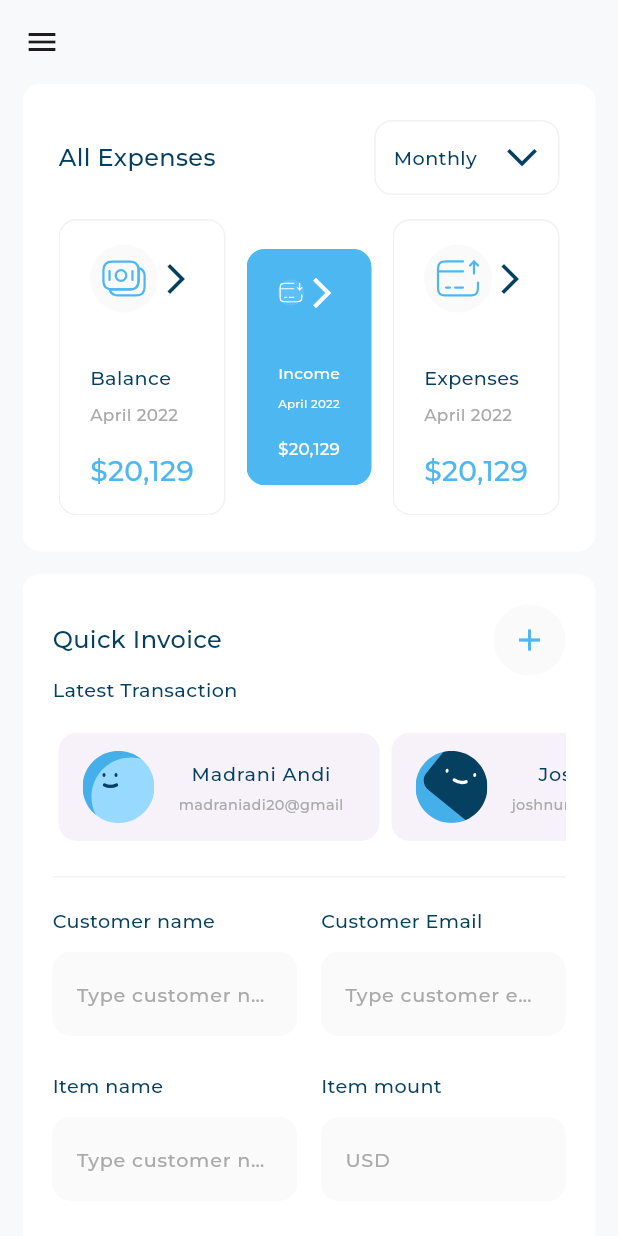
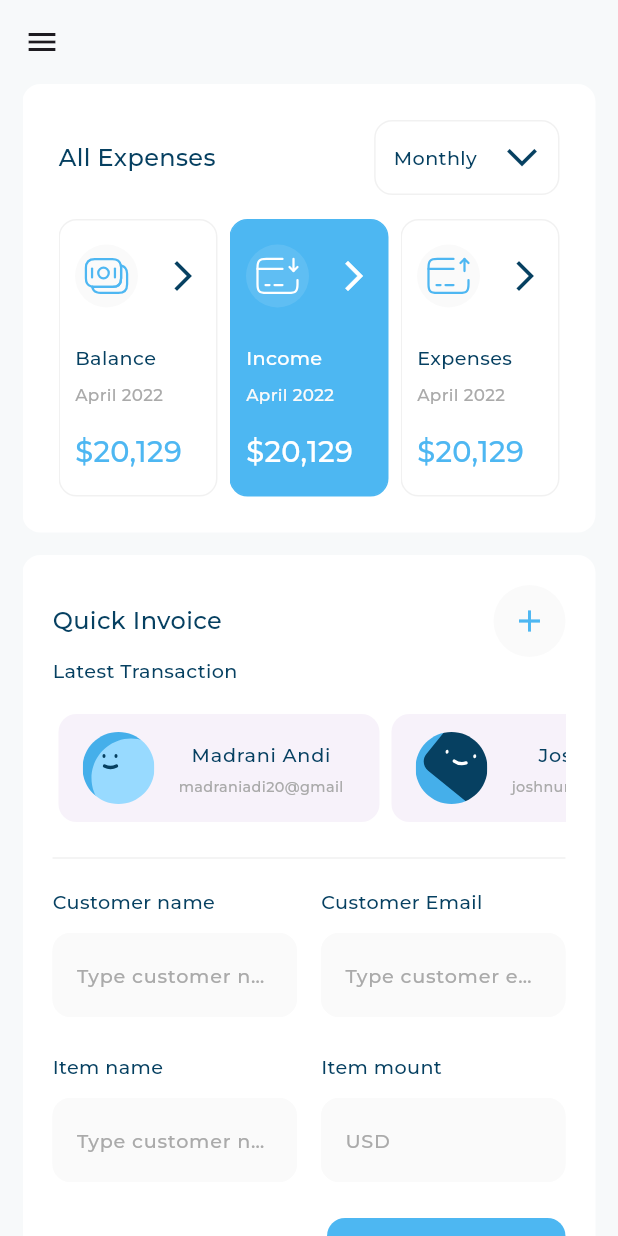
Before and after one commit to amgadelmarghny/responsive_dash_board, a Flutter app: the screen it shows after launch, after a tap on "Income", on a phone screen of 412 x 824 dp. Run offline on Flutter 3.47's test engine with Material 3 defaults, Android fonts, the phone set to English and light mode, and no system bars; our stand-ins replace device_preview, expandable_page_view, fl_chart, flutter_svg, smooth_page_indicator; project files that could hold a hidden picture were left out.

Commit message:
finsh dash bord responsive ui

```diff
--- a/lib/main.dart
+++ b/lib/main.dart
@@ -1,9 +1,14 @@
+import 'package:device_preview/device_preview.dart';
 import 'package:flutter/material.dart';
 import 'package:responsive_dash_board/utils/size_config.dart';
 import 'views/dash_board_view.dart';
 
 void main() {
-  runApp(const ResponsiveDashBoard());
+  runApp(DevicePreview(
+      enabled: true,
+      builder: (context) {
+        return const ResponsiveDashBoard();
+      }));
 }
 
 class ResponsiveDashBoard extends StatelessWidget {
@@ -12,9 +17,11 @@ class ResponsiveDashBoard extends StatelessWidget {
   @override
   Widget build(BuildContext context) {
     SizeConfigs.int(context);
-    return const MaterialApp(
+    return MaterialApp(
+      locale: DevicePreview.locale(context),
+      builder: DevicePreview.appBuilder,
       debugShowCheckedModeBanner: false,
-      home: DashBoardView(),
+      home: const DashBoardView(),
     );
   }
 }
--- a/lib/widgets/active_and_inactive_all_expenses.dart
+++ b/lib/widgets/active_and_inactive_all_expenses.dart
@@ -1,6 +1,7 @@
 import 'package:flutter/material.dart';
 import 'package:responsive_dash_board/models/all_expenses_item_model.dart';
 import 'package:responsive_dash_board/utils/app_style.dart';
+import 'package:responsive_dash_board/utils/size_config.dart';
 import 'package:responsive_dash_board/widgets/all_expenses_item_header.dart';
 
 class InActiveAllExpensesItem extends StatelessWidget {
@@ -13,8 +14,12 @@ class InActiveAllExpensesItem extends StatelessWidget {
 
   @override
   Widget build(BuildContext context) {
+    double width = MediaQuery.sizeOf(context).width;
+    bool isMobileLayout = width < SizeConfigs.tabletSizeWidth;
+
     return Container(
-      padding: const EdgeInsets.symmetric(horizontal: 20, vertical: 16),
+      padding: EdgeInsets.symmetric(
+          horizontal: isMobileLayout ? 10 : 20, vertical: 16),
       decoration: ShapeDecoration(
         color: Colors.white,
         shape: RoundedRectangleBorder(
@@ -28,8 +33,8 @@ class InActiveAllExpensesItem extends StatelessWidget {
           AllExpensesItemHeader(
             image: itemModel.image,
           ),
-          const SizedBox(
-            height: 34,
+          SizedBox(
+            height: isMobileLayout ? 24 : 34,
           ),
           FittedBox(
             fit: BoxFit.scaleDown,
@@ -74,8 +79,12 @@ class ActiveAllExpensesItem extends StatelessWidget {
 
   @override
   Widget build(BuildContext context) {
+    double width = MediaQuery.sizeOf(context).width;
+    bool isMobileLayout = width < SizeConfigs.tabletSizeWidth;
+
     return Container(
-      padding: const EdgeInsets.symmetric(horizontal: 20, vertical: 16),
+      padding: EdgeInsets.symmetric(
+          horizontal: isMobileLayout ? 10 : 20, vertical: 16),
       decoration: ShapeDecoration(
         color: const Color(0xFF4DB7F2),
         shape: RoundedRectangleBorder(
@@ -91,8 +100,8 @@ class ActiveAllExpensesItem extends StatelessWidget {
             imageColor: Colors.white,
             image: itemModel.image,
           ),
-          const SizedBox(
-            height: 34,
+          SizedBox(
+            height: isMobileLayout ? 24 : 34,
           ),
           FittedBox(
             fit: BoxFit.scaleDown,
--- a/lib/widgets/all_expenses_item_header.dart
+++ b/lib/widgets/all_expenses_item_header.dart
@@ -34,9 +34,11 @@ class AllExpensesItemHeader extends StatelessWidget {
             ),
           ),
         ),
-        Icon(
-          Icons.arrow_forward_ios_outlined,
-          color: imageColor == null ? const Color(0xFF064061) : Colors.white,
+        Flexible(
+          child: Icon(
+            Icons.arrow_forward_ios_outlined,
+            color: imageColor == null ? const Color(0xFF064061) : Colors.white,
+          ),
         )
       ],
     );
--- a/lib/widgets/all_expenses_item_list_builder.dart
+++ b/lib/widgets/all_expenses_item_list_builder.dart
@@ -38,27 +38,47 @@ class _AllExpensesItemListBuilderState
   @override
   Widget build(BuildContext context) {
     return Row(
-      children: List.generate(
-        _allExpensesItems.length,
-        (index) {
-          return Expanded(
+      children: [
+        Expanded(
           child: InkWell(
             onTap: () {
-                onTap(index);
+              onTap(0);
             },
-              child: Padding(
-                padding: index == 1
-                    ? const EdgeInsetsDirectional.symmetric(horizontal: 14)
-                    : EdgeInsets.zero,
             child: AllExpensesItem(
-                  itemModel: _allExpensesItems[index],
-                  isSelected: isSelected == index,
+              itemModel: _allExpensesItems[0],
+              isSelected: isSelected == 0,
             ),
           ),
         ),
-          );
+        const SizedBox(
+          width: 8,
+        ),
+        Expanded(
+          child: InkWell(
+            onTap: () {
+              onTap(1);
             },
+            child: AllExpensesItem(
+              itemModel: _allExpensesItems[1],
+              isSelected: isSelected == 1,
             ),
+          ),
+        ),
+        const SizedBox(
+          width: 8,
+        ),
+        Expanded(
+          child: InkWell(
+            onTap: () {
+              onTap(2);
+            },
+            child: AllExpensesItem(
+              itemModel: _allExpensesItems[2],
+              isSelected: isSelected == 2,
+            ),
+          ),
+        ),
+      ],
     );
   }
 
--- a/lib/widgets/income_chart_with_details.dart
+++ b/lib/widgets/income_chart_with_details.dart
@@ -26,7 +26,7 @@ class _IncomeChartWithDetailsState extends State<IncomeChartWithDetails> {
       PieChartSectionData(
         color: const Color(0xff4EB7F2),
         value: 25,
-        titlePositionPercentageOffset: activeChartIndex == 1 ? 2.3 : null,
+        titlePositionPercentageOffset: activeChartIndex == 1 ? 2.45 : null,
         title: activeChartIndex == 1 ? 'Design product' : '25%',
         titleStyle: AppStyles.styleMedium16(context)
             .copyWith(color: activeChartIndex == 1 ? null : Colors.white),
@@ -44,7 +44,7 @@ class _IncomeChartWithDetailsState extends State<IncomeChartWithDetails> {
       PieChartSectionData(
         color: const Color(0xffE2DECD),
         value: 22,
-        titlePositionPercentageOffset: activeChartIndex == 3 ? 1.4 : null,
+        titlePositionPercentageOffset: activeChartIndex == 3 ? 1.5 : null,
         title: activeChartIndex == 3 ? 'Other' : '22%',
         titleStyle: AppStyles.styleMedium16(context)
             .copyWith(color: activeChartIndex == 3 ? null : Colors.white),
--- a/lib/widgets/income_section_body.dart
+++ b/lib/widgets/income_section_body.dart
@@ -12,7 +12,7 @@ class IncomeSectionBody extends StatelessWidget {
   @override
   Widget build(BuildContext context) {
     final double width = MediaQuery.sizeOf(context).width;
-    return width >= SizeConfigs.desktopSizeWidth && width < 1750
+    return width >= SizeConfigs.desktopSizeWidth && width <= 1800
         ? const Expanded(
             child: Padding(
               padding: EdgeInsets.all(16),
--- a/pubspec.yaml
+++ b/pubspec.yaml
@@ -2,7 +2,7 @@ name: responsive_dash_board
 description: "A new Flutter project."
 # The following line prevents the package from being accidentally published to
 # pub.dev using `flutter pub publish`. This is preferred for private packages.
-publish_to: 'none' # Remove this line if you wish to publish to pub.dev
+publish_to: "none" # Remove this line if you wish to publish to pub.dev
 
 # The following defines the version and build number for your application.
 # A version number is three numbers separated by dots, like 1.2.43
@@ -29,6 +29,7 @@ environment:
 # versions available, run `flutter pub outdated`.
 dependencies:
   cupertino_icons: ^1.0.8
+  device_preview: ^1.2.0
   expandable_page_view: ^1.0.17
   fl_chart: ^0.69.2
   flutter:
@@ -50,7 +51,6 @@ flutter_assets:
   field_prefix: null
 # The following section is specific to Flutter packages.
 flutter:
-
   # The following line ensures that the Material Icons font is
   # included with your application, so that you can use the icons in
   # the material Icons class.
```
Also changed, not shown: pubspec.lock. Lines whose indentation alone changed are shown as unchanged.
